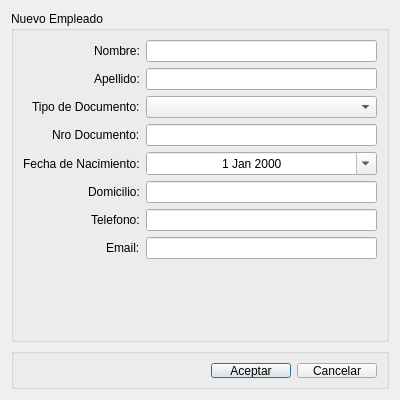
The window that src/ui/DialogAltaPersonal.ui (guilleurrutia10/division-transporte) describes before a commit, drawn with Qt 5.
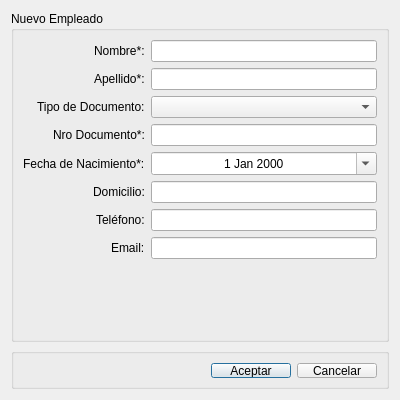
The same window after the commit.

Commit message: Cambios y controles en dialogos de personal. Agregado un boton para generar un pdf en el widget listado de vehiculos

Diff of the .ui file:
```diff
--- a/src/ui/DialogAltaPersonal.ui
+++ b/src/ui/DialogAltaPersonal.ui
@@ -44,14 +44,14 @@
       <item row="0" column="0">
        <widget class="QLabel" name="label">
         <property name="text">
-         <string>Nombre:</string>
+         <string>Nombre*:</string>
         </property>
        </widget>
       </item>
       <item row="1" column="0">
        <widget class="QLabel" name="label_2">
         <property name="text">
-         <string>Apellido:</string>
+         <string>Apellido*:</string>
         </property>
        </widget>
       </item>
@@ -61,7 +61,7 @@
       <item row="3" column="0">
        <widget class="QLabel" name="label_3">
         <property name="text">
-         <string>Nro Documento:</string>
+         <string>Nro Documento*:</string>
         </property>
        </widget>
       </item>
@@ -94,7 +94,7 @@
       <item row="4" column="0">
        <widget class="QLabel" name="label_6">
         <property name="text">
-         <string>Fecha de Nacimiento:</string>
+         <string>Fecha de Nacimiento*:</string>
         </property>
        </widget>
       </item>
@@ -114,7 +114,7 @@
       <item row="6" column="0">
        <widget class="QLabel" name="label_7">
         <property name="text">
-         <string>Telefono:</string>
+         <string>Teléfono:</string>
         </property>
        </widget>
       </item>
```
The commit also changes 11 other files.
